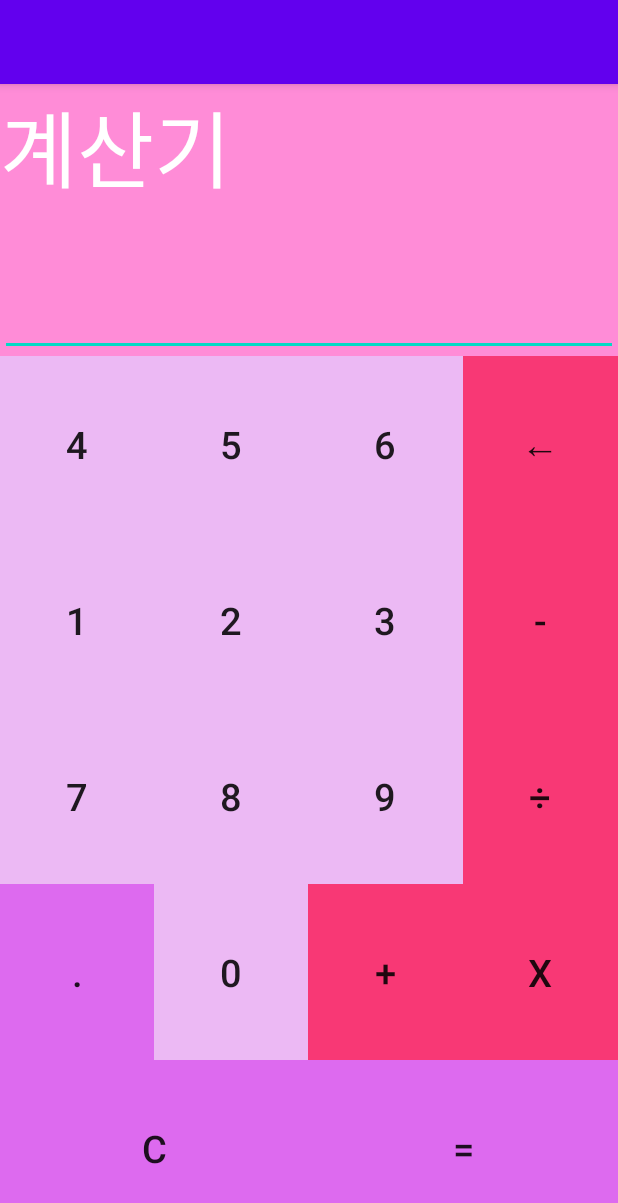
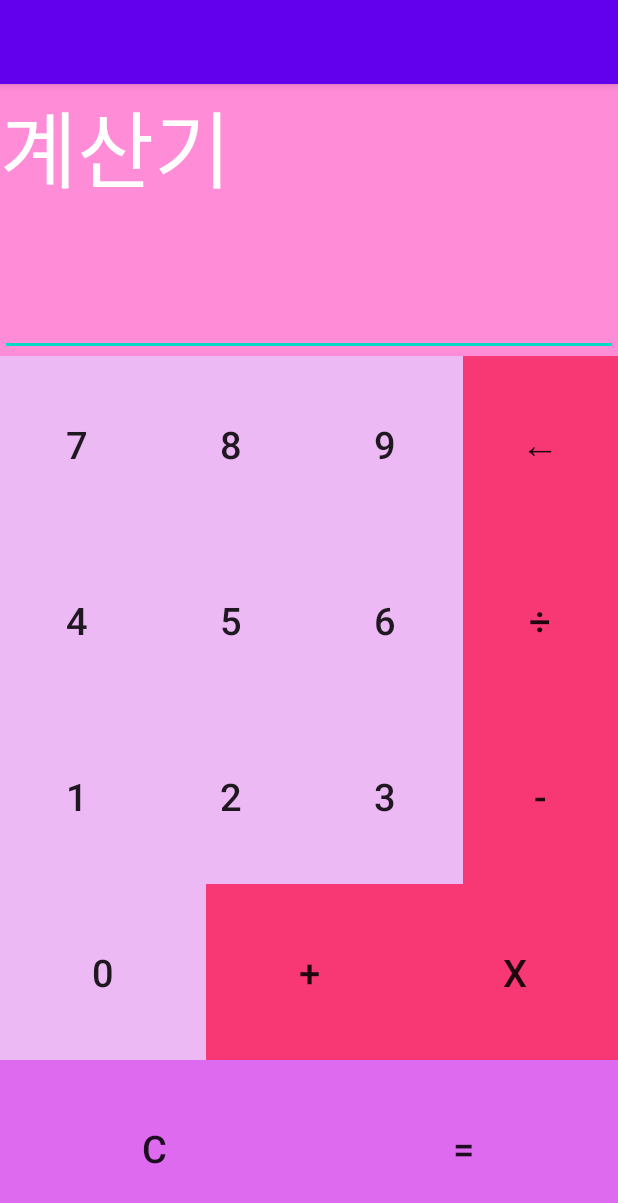
Before and after one commit to JangYunSung/AndroidWork, an Android app: the screen it shows after launch (Main2Activity), on a phone screen of 412 x 824 dp. Shown: the top 1203 px of the screen. Run offline under Robolectric (Android 15) with nearby library versions, the phone set to English and light mode, and no system bars.

Commit message:
2020-04-15 계속할꺼 중간저장

```diff
--- a/a003_listener/src/main/res/layout/activity_main2.xml
+++ b/a003_listener/src/main/res/layout/activity_main2.xml
@@ -39,7 +39,50 @@
 
             <TableRow
                 android:layout_width="match_parent"
-                android:layout_height="0dp"
+                android:layout_height="match_parent"
+                android:layout_weight="1">
+
+                <Button
+                    android:id="@+id/btn7"
+                    android:layout_width="wrap_content"
+                    android:layout_height="match_parent"
+                    android:layout_weight="1"
+                    android:background="#ECB9F4"
+                    android:text="7"
+                    android:textSize="25dp" />
+
+                <Button
+                    android:id="@+id/btn8"
+                    android:layout_width="wrap_content"
+                    android:layout_height="match_parent"
+                    android:layout_weight="1"
+                    android:background="#FFECB9F4"
+                    android:text="8"
+                    android:textSize="25dp" />
+
+                <Button
+                    android:id="@+id/btn9"
+                    android:layout_width="wrap_content"
+                    android:layout_height="match_parent"
+                    android:layout_weight="1"
+                    android:background="#FFECB9F4"
+                    android:text="9"
+                    android:textSize="25dp" />
+
+                <Button
+                    android:id="@+id/btndel"
+                    android:layout_width="wrap_content"
+                    android:layout_height="match_parent"
+                    android:layout_weight="1"
+                    android:background="#F83875"
+                    android:text="←"
+                    android:textSize="25dp" />
+
+            </TableRow>
+
+            <TableRow
+                android:layout_width="match_parent"
+                android:layout_height="match_parent"
                 android:layout_weight="1">
 
                 <Button
@@ -70,18 +113,19 @@
                     android:textSize="25dp" />
 
                 <Button
-                    android:id="@+id/btndel"
+                    android:id="@+id/btndiv"
                     android:layout_width="wrap_content"
                     android:layout_height="match_parent"
                     android:layout_weight="1"
                     android:background="#F83875"
-                    android:text="←"
+                    android:text="÷"
                     android:textSize="25dp" />
+
             </TableRow>
 
             <TableRow
                 android:layout_width="match_parent"
-                android:layout_height="0dp"
+                android:layout_height="match_parent"
                 android:layout_weight="1">
 
                 <Button
@@ -125,57 +169,6 @@
                 android:layout_width="match_parent"
                 android:layout_height="match_parent"
                 android:layout_weight="1">
-
-                <Button
-                    android:id="@+id/btn7"
-                    android:layout_width="wrap_content"
-                    android:layout_height="match_parent"
-                    android:layout_weight="1"
-                    android:background="#ECB9F4"
-                    android:text="7"
-                    android:textSize="25dp" />
-
-                <Button
-                    android:id="@+id/btn8"
-                    android:layout_width="wrap_content"
-                    android:layout_height="match_parent"
-                    android:layout_weight="1"
-                    android:background="#FFECB9F4"
-                    android:text="8"
-                    android:textSize="25dp" />
-
-                <Button
-                    android:id="@+id/btn9"
-                    android:layout_width="wrap_content"
-                    android:layout_height="match_parent"
-                    android:layout_weight="1"
-                    android:background="#FFECB9F4"
-                    android:text="9"
-                    android:textSize="25dp" />
-
-                <Button
-                    android:id="@+id/btndiv"
-                    android:layout_width="wrap_content"
-                    android:layout_height="match_parent"
-                    android:layout_weight="1"
-                    android:background="#F83875"
-                    android:text="÷"
-                    android:textSize="25dp" />
-            </TableRow>
-
-            <TableRow
-                android:layout_width="match_parent"
-                android:layout_height="match_parent"
-                android:layout_weight="1">
-
-                <Button
-                    android:id="@+id/btnjum"
-                    android:layout_width="wrap_content"
-                    android:layout_height="match_parent"
-                    android:layout_weight="1"
-                    android:background="#DD6AEF"
-                    android:text="."
-                    android:textSize="25dp" />
 
                 <Button
                     android:id="@+id/btn0"
```
Also changed, not shown: a003_listener/src/main/java/com/lec/android/a003_listener/Main2Activity.java (+24 -27 lines).
